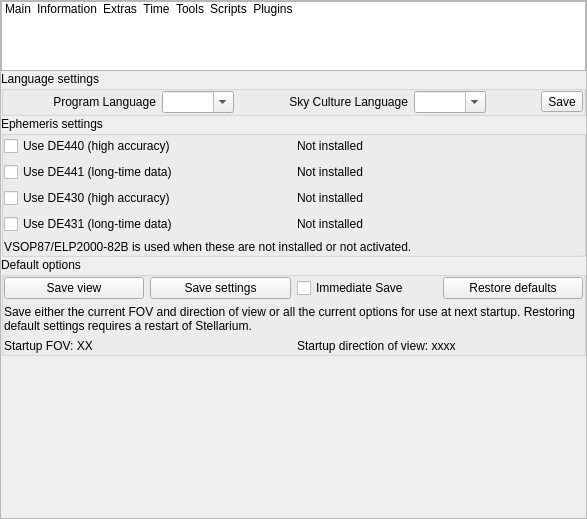
This is src/gui/configurationDialog.ui in Stellarium/stellarium as Qt 5 draws it before an edit. The edited form follows.
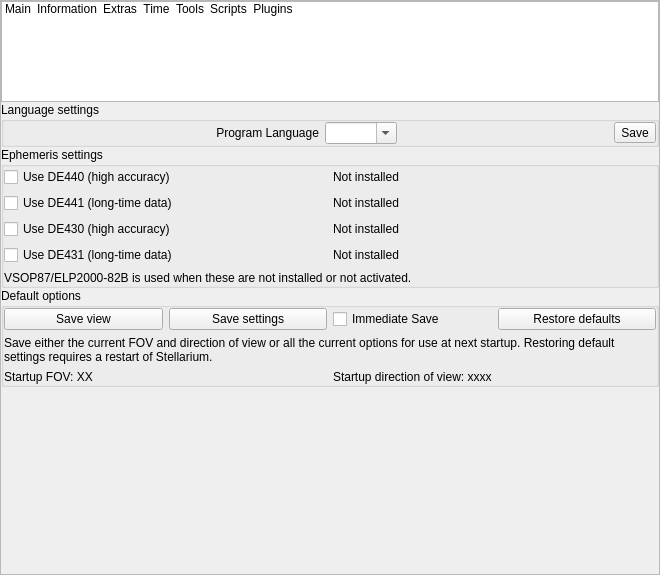
This is the edited form. Icons and pictures are not drawn. Custom widgets are drawn as their Qt base class.

Commit message: Single language box for whole program

Diff of the .ui file:
```diff
--- a/src/gui/configurationDialog.ui
+++ b/src/gui/configurationDialog.ui
@@ -6,8 +6,8 @@
    <rect>
     <x>0</x>
     <y>0</y>
-    <width>569</width>
-    <height>519</height>
+    <width>660</width>
+    <height>575</height>
    </rect>
   </property>
   <layout class="QVBoxLayout">
@@ -225,58 +225,6 @@
              </property>
              <item row="0" column="0">
               <layout class="QGridLayout" name="languageGridLayout">
-               <item row="0" column="7">
-                <spacer name="horizontalSpacer_11">
-                 <property name="orientation">
-                  <enum>Qt::Horizontal</enum>
-                 </property>
-                 <property name="sizeHint" stdset="0">
-                  <size>
-                   <width>40</width>
-                   <height>20</height>
-                  </size>
-                 </property>
-                </spacer>
-               </item>
-               <item row="0" column="6">
-                <widget class="QComboBox" name="skycultureLanguageComboBox">
-                 <property name="sizePolicy">
-                  <sizepolicy hsizetype="Preferred" vsizetype="Preferred">
-                   <horstretch>0</horstretch>
-                   <verstretch>0</verstretch>
-                  </sizepolicy>
-                 </property>
-                 <property name="editable">
-                  <bool>true</bool>
-                 </property>
-                 <property name="insertPolicy">
-                  <enum>QComboBox::NoInsert</enum>
-                 </property>
-                </widget>
-               </item>
-               <item row="0" column="5">
-                <widget class="QLabel" name="skycultureLanguageLabel">
-                 <property name="text">
-                  <string>Sky Culture Language</string>
-                 </property>
-                 <property name="alignment">
-                  <set>Qt::AlignRight|Qt::AlignTrailing|Qt::AlignVCenter</set>
-                 </property>
-                </widget>
-               </item>
-               <item row="0" column="4">
-                <spacer name="horizontalSpacer_9">
-                 <property name="orientation">
-                  <enum>Qt::Horizontal</enum>
-                 </property>
-                 <property name="sizeHint" stdset="0">
-                  <size>
-                   <width>40</width>
-                   <height>20</height>
-                  </size>
-                 </property>
-                </spacer>
-               </item>
                <item row="0" column="1">
                 <widget class="QLabel" name="programLanguageLabel">
                  <property name="text">
@@ -287,8 +235,8 @@
                  </property>
                 </widget>
                </item>
-               <item row="0" column="0">
-                <spacer name="horizontalSpacer_8">
+               <item row="0" column="4">
+                <spacer name="horizontalSpacer_9">
                  <property name="orientation">
                   <enum>Qt::Horizontal</enum>
                  </property>
@@ -300,6 +248,21 @@
                  </property>
                 </spacer>
                </item>
+               <item row="0" column="5">
+                <widget class="QToolButton" name="languageSaveToolButton">
+                 <property name="toolTip">
+                  <string>Store language settings</string>
+                 </property>
+                 <property name="text">
+                  <string>Save</string>
+                 </property>
+                 <property name="icon">
+                  <iconset resource="../../data/gui/guiRes.qrc">
+                   <normaloff>:/graphicGui/uibtSave.png</normaloff>
+                   <disabledoff>:/graphicGui/uibtSave-disabled.png</disabledoff>:/graphicGui/uibtSave.png</iconset>
+                 </property>
+                </widget>
+               </item>
                <item row="0" column="3">
                 <widget class="QComboBox" name="programLanguageComboBox">
                  <property name="sizePolicy">
@@ -322,20 +285,18 @@
                  </property>
                 </widget>
                </item>
-               <item row="0" column="8">
-                <widget class="QToolButton" name="languageSaveToolButton">
-                 <property name="toolTip">
-                  <string>Store language settings</string>
+               <item row="0" column="0">
+                <spacer name="horizontalSpacer_8">
+                 <property name="orientation">
+                  <enum>Qt::Horizontal</enum>
                  </property>
-                 <property name="text">
-                  <string>Save</string>
+                 <property name="sizeHint" stdset="0">
+                  <size>
+                   <width>40</width>
+                   <height>20</height>
+                  </size>
                  </property>
-                 <property name="icon">
-                  <iconset resource="../../data/gui/guiRes.qrc">
-                   <normaloff>:/graphicGui/uibtSave.png</normaloff>
-                   <disabledoff>:/graphicGui/uibtSave-disabled.png</disabledoff>:/graphicGui/uibtSave.png</iconset>
-                 </property>
-                </widget>
+                </spacer>
                </item>
               </layout>
              </item>
@@ -1884,7 +1845,7 @@
                     <double>100000.000000000000000</double>
                    </property>
                    <property name="singleStep">
-                    <double>100.0000000000000</double>
+                    <double>100.000000000000000</double>
                    </property>
                    <property name="value">
                     <double>1.000000000000000</double>
```
Left out of the diff: 1 changed line with no effect on the pictures. The commit also changes 8 other files.
